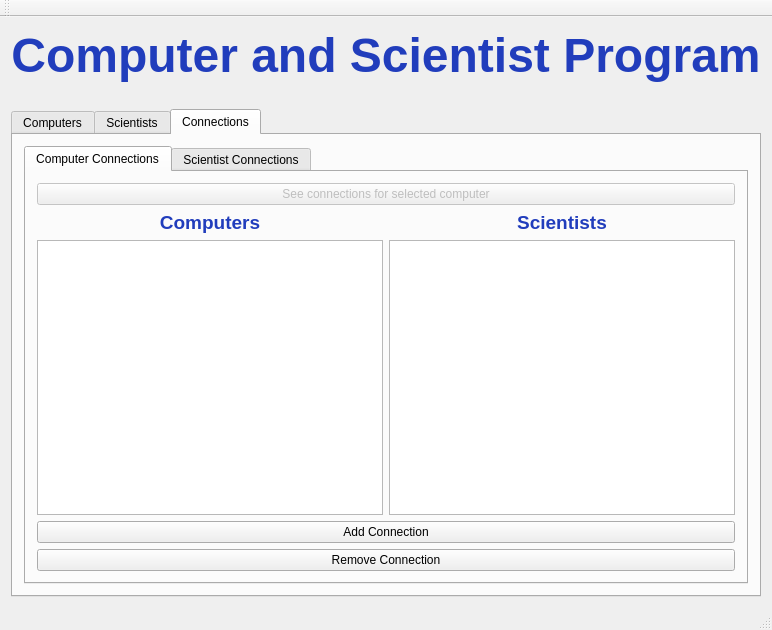
axelboga/hopur32, file vika3/week3/mainwindow.ui: the form before one commit.
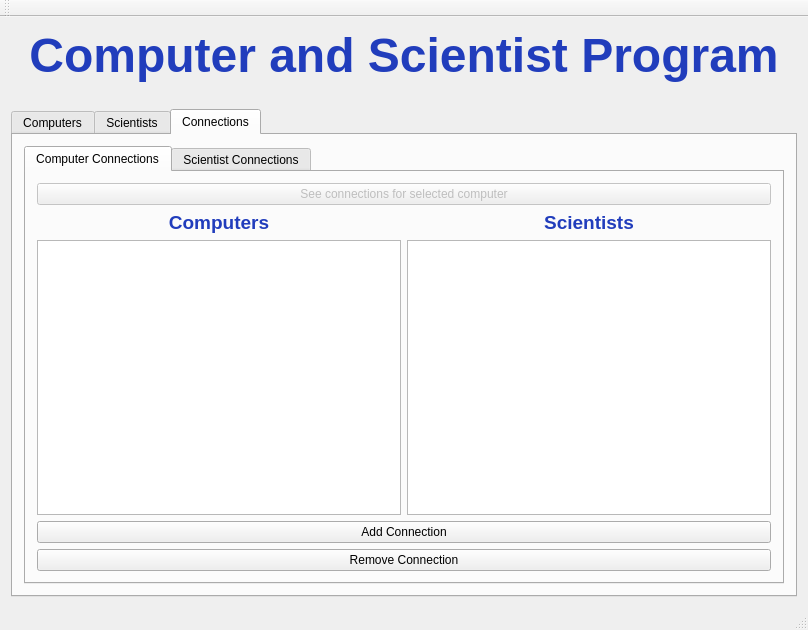
The form after the commit. The open tabs and pages were chosen to show the change. Icons and pictures are not drawn.

The edit to the form file:
```diff
--- a/vika3/week3/mainwindow.ui
+++ b/vika3/week3/mainwindow.ui
@@ -6,7 +6,7 @@
    <rect>
     <x>0</x>
     <y>0</y>
-    <width>670</width>
+    <width>808</width>
     <height>630</height>
    </rect>
   </property>
```
Left out of the diff: 8 changed lines with no effect on the pictures.
